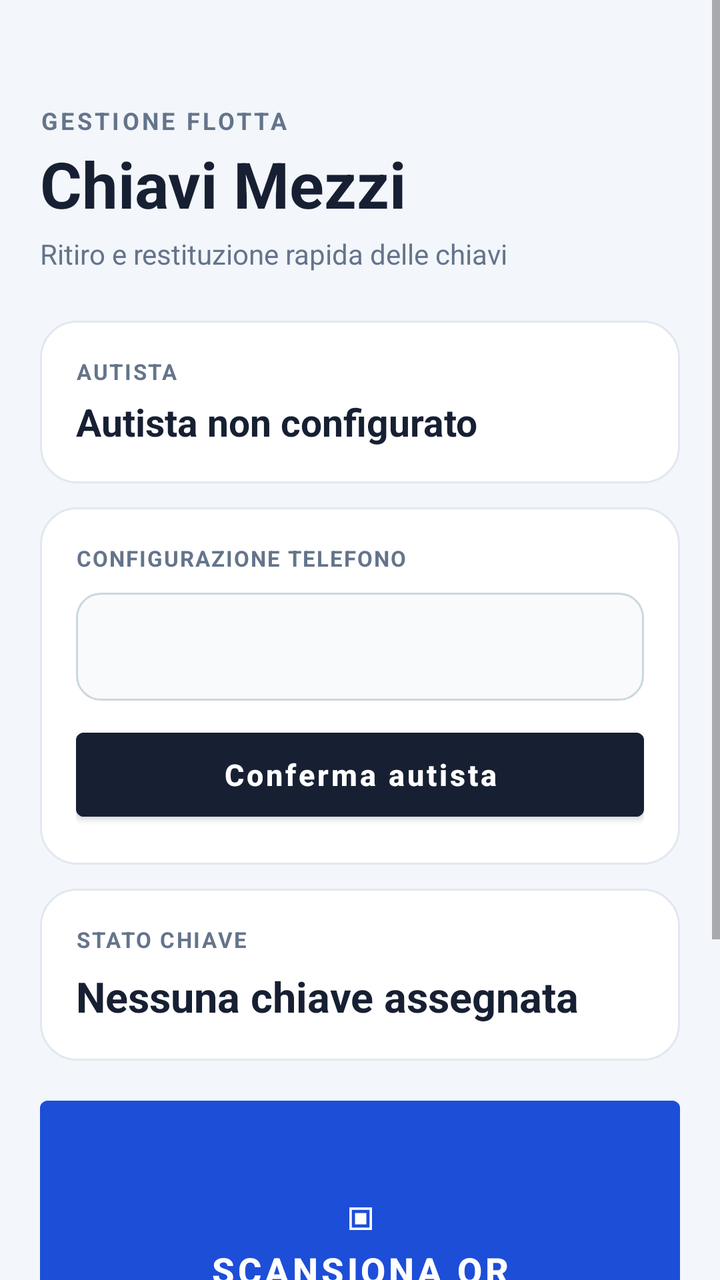
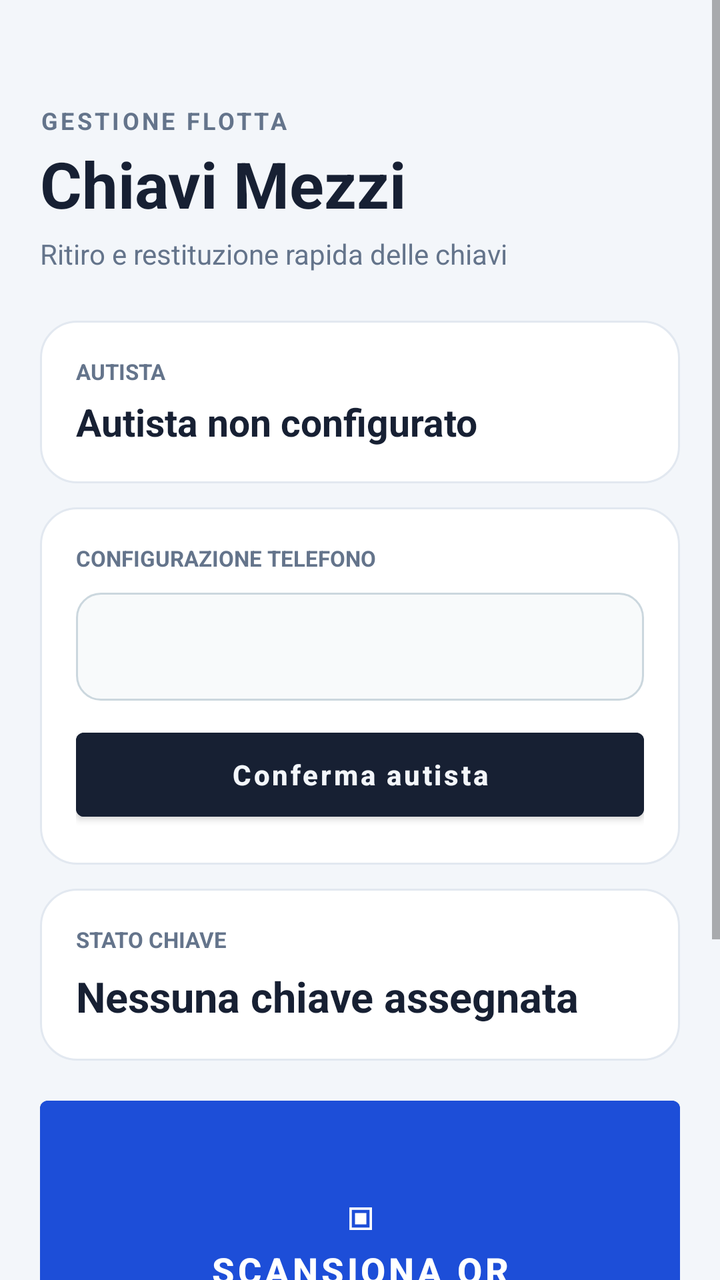

An Android layout rendered at two revisions. The XML below is the earlier revision; the diff shows what the commit changed to produce the second picture.
<!-- AndroidManifest.xml: application theme Theme.GestioneChiavi -->
<!-- res/layout/activity_main.xml -->
<ScrollView xmlns:android="http://schemas.android.com/apk/res/android"
    android:layout_width="match_parent"
    android:layout_height="match_parent"
    android:background="#F3F6FA"
    android:fillViewport="true"
    android:overScrollMode="never">

    <LinearLayout
        android:layout_width="match_parent"
        android:layout_height="wrap_content"
        android:orientation="vertical"
        android:paddingStart="20dp"
        android:paddingTop="52dp"
        android:paddingEnd="20dp"
        android:paddingBottom="28dp">

        <TextView android:layout_width="wrap_content" android:layout_height="wrap_content" android:text="GESTIONE FLOTTA" android:textColor="#64748B" android:textSize="12sp" android:textStyle="bold" android:letterSpacing="0.12" />
        <TextView android:layout_width="wrap_content" android:layout_height="wrap_content" android:layout_marginTop="2dp" android:text="Chiavi Mezzi" android:textColor="#172033" android:textSize="32sp" android:textStyle="bold" />
        <TextView android:layout_width="wrap_content" android:layout_height="wrap_content" android:layout_marginTop="4dp" android:text="Ritiro e restituzione rapida delle chiavi" android:textColor="#64748B" android:textSize="14sp" />

        <LinearLayout android:layout_width="match_parent" android:layout_height="wrap_content" android:layout_marginTop="24dp" android:background="@drawable/card_background" android:gravity="center_vertical" android:orientation="horizontal" android:padding="18dp">
            <LinearLayout android:layout_width="0dp" android:layout_height="wrap_content" android:layout_weight="1" android:orientation="vertical">
                <TextView android:layout_width="wrap_content" android:layout_height="wrap_content" android:text="AUTISTA" android:textColor="#64748B" android:textSize="11sp" android:textStyle="bold" android:letterSpacing="0.08" />
                <TextView android:id="@+id/driver" android:layout_width="match_parent" android:layout_height="wrap_content" android:layout_marginTop="5dp" android:text="Autista non configurato" android:textColor="#172033" android:textSize="19sp" android:textStyle="bold" />
            </LinearLayout>
        </LinearLayout>

        <LinearLayout android:layout_width="match_parent" android:layout_height="wrap_content" android:layout_marginTop="12dp" android:background="@drawable/card_background" android:orientation="vertical" android:padding="18dp">
            <TextView android:layout_width="wrap_content" android:layout_height="wrap_content" android:text="CONFIGURAZIONE TELEFONO" android:textColor="#64748B" android:textSize="11sp" android:textStyle="bold" android:letterSpacing="0.06" />
            <Spinner android:id="@+id/driverSpinner" android:layout_width="match_parent" android:layout_height="54dp" android:layout_marginTop="10dp" android:background="@drawable/input_background" android:paddingStart="14dp" android:paddingEnd="14dp" />
            <Button android:id="@+id/saveDriver" android:layout_width="match_parent" android:layout_height="54dp" android:layout_marginTop="10dp" android:backgroundTint="#172033" android:elevation="0dp" android:text="Conferma autista" android:textColor="#FFFFFF" android:textAllCaps="false" android:textSize="15sp" android:textStyle="bold" />
        </LinearLayout>

        <LinearLayout android:layout_width="match_parent" android:layout_height="wrap_content" android:layout_marginTop="12dp" android:background="@drawable/card_background" android:orientation="vertical" android:padding="18dp">
            <TextView android:layout_width="wrap_content" android:layout_height="wrap_content" android:text="STATO CHIAVE" android:textColor="#64748B" android:textSize="11sp" android:textStyle="bold" android:letterSpacing="0.08" />
            <TextView android:id="@+id/status" android:layout_width="match_parent" android:layout_height="wrap_content" android:layout_marginTop="7dp" android:text="Nessuna chiave assegnata" android:textColor="#172033" android:textSize="21sp" android:textStyle="bold" />
        </LinearLayout>

        <Button android:id="@+id/scan" android:layout_width="match_parent" android:layout_height="180dp" android:layout_marginTop="14dp" android:backgroundTint="#1D4ED8" android:elevation="2dp" android:gravity="center" android:lineSpacingExtra="5dp" android:text="▣\nSCANSIONA QR\nRitiro e restituzione chiave" android:textAllCaps="false" android:textColor="#FFFFFF" android:textSize="18sp" android:textStyle="bold" />
        <Button android:id="@+id/photo" android:layout_width="match_parent" android:layout_height="54dp" android:layout_marginTop="12dp" android:backgroundTint="#EFF6FF" android:elevation="0dp" android:text="Fotografa stato mezzo" android:textAllCaps="false" android:textColor="#1D4ED8" android:textStyle="bold" android:visibility="gone" />
        <TextView android:id="@+id/message" android:layout_width="match_parent" android:layout_height="wrap_content" android:layout_marginTop="14dp" android:background="@drawable/message_background" android:gravity="center" android:minHeight="42dp" android:padding="10dp" android:textColor="#172033" android:textSize="14sp" android:textStyle="bold" />
        <Button android:id="@+id/changeDriver" android:layout_width="match_parent" android:layout_height="50dp" android:layout_marginTop="14dp" android:backgroundTint="#E2E8F0" android:elevation="0dp" android:text="Area responsabile / Cambio autista" android:textAllCaps="false" android:textColor="#475569" android:textSize="14sp" android:textStyle="bold" />
    </LinearLayout>
</ScrollView>
<!-- resources referenced by this layout -->
<resources>
  <!-- drawable card_background (drawable) -->
  <shape xmlns:android="http://schemas.android.com/apk/res/android" android:shape="rectangle"><solid android:color="@color/surface"/><corners android:radius="18dp"/><stroke android:width="1dp" android:color="@color/border"/></shape>
  <!-- drawable input_background (drawable) -->
  <shape xmlns:android="http://schemas.android.com/apk/res/android" android:shape="rectangle">
      <solid android:color="@color/surface_input" />
      <corners android:radius="12dp" />
      <stroke android:width="1dp" android:color="@color/border_input" />
      <padding android:left="8dp" android:top="4dp" android:right="8dp" android:bottom="4dp" />
  </shape>
  <!-- drawable message_background (drawable) -->
  <shape xmlns:android="http://schemas.android.com/apk/res/android" android:shape="rectangle">
      <solid android:color="@color/surface_message" />
      <corners android:radius="12dp" />
      <stroke android:width="1dp" android:color="@color/border_message" />
  </shape>
  <style name="Theme.GestioneChiavi" parent="Theme.MaterialComponents.DayNight.NoActionBar"><item name="colorPrimary">@color/primary</item><item name="colorPrimaryVariant">@color/primary_dark</item></style>
  <color name="surface">#FFFFFF</color>
  <color name="border">#E2E8F0</color>
  <color name="surface_input">#F8FAFB</color>
  <color name="border_input">#CBD7DE</color>
  <color name="surface_message">#EAF2F6</color>
  <color name="border_message">#D5E2E9</color>
  <color name="primary">#1D4ED8</color>
  <color name="primary_dark">#173B57</color>
</resources>

<!-- the commit's change to res/layout/activity_main.xml (unified diff, before → after) -->
@@ -1,44 +1 @@
-<ScrollView xmlns:android="http://schemas.android.com/apk/res/android"
-    android:layout_width="match_parent"
-    android:layout_height="match_parent"
-    android:background="#F3F6FA"
-    android:fillViewport="true"
-    android:overScrollMode="never">
-
-    <LinearLayout
-        android:layout_width="match_parent"
-        android:layout_height="wrap_content"
-        android:orientation="vertical"
-        android:paddingStart="20dp"
-        android:paddingTop="52dp"
-        android:paddingEnd="20dp"
-        android:paddingBottom="28dp">
-
-        <TextView android:layout_width="wrap_content" android:layout_height="wrap_content" android:text="GESTIONE FLOTTA" android:textColor="#64748B" android:textSize="12sp" android:textStyle="bold" android:letterSpacing="0.12" />
-        <TextView android:layout_width="wrap_content" android:layout_height="wrap_content" android:layout_marginTop="2dp" android:text="Chiavi Mezzi" android:textColor="#172033" android:textSize="32sp" android:textStyle="bold" />
-        <TextView android:layout_width="wrap_content" android:layout_height="wrap_content" android:layout_marginTop="4dp" android:text="Ritiro e restituzione rapida delle chiavi" android:textColor="#64748B" android:textSize="14sp" />
-
-        <LinearLayout android:layout_width="match_parent" android:layout_height="wrap_content" android:layout_marginTop="24dp" android:background="@drawable/card_background" android:gravity="center_vertical" android:orientation="horizontal" android:padding="18dp">
-            <LinearLayout android:layout_width="0dp" android:layout_height="wrap_content" android:layout_weight="1" android:orientation="vertical">
-                <TextView android:layout_width="wrap_content" android:layout_height="wrap_content" android:text="AUTISTA" android:textColor="#64748B" android:textSize="11sp" android:textStyle="bold" android:letterSpacing="0.08" />
-                <TextView android:id="@+id/driver" android:layout_width="match_parent" android:layout_height="wrap_content" android:layout_marginTop="5dp" android:text="Autista non configurato" android:textColor="#172033" android:textSize="19sp" android:textStyle="bold" />
-            </LinearLayout>
-        </LinearLayout>
-
-        <LinearLayout android:layout_width="match_parent" android:layout_height="wrap_content" android:layout_marginTop="12dp" android:background="@drawable/card_background" android:orientation="vertical" android:padding="18dp">
-            <TextView android:layout_width="wrap_content" android:layout_height="wrap_content" android:text="CONFIGURAZIONE TELEFONO" android:textColor="#64748B" android:textSize="11sp" android:textStyle="bold" android:letterSpacing="0.06" />
-            <Spinner android:id="@+id/driverSpinner" android:layout_width="match_parent" android:layout_height="54dp" android:layout_marginTop="10dp" android:background="@drawable/input_background" android:paddingStart="14dp" android:paddingEnd="14dp" />
-            <Button android:id="@+id/saveDriver" android:layout_width="match_parent" android:layout_height="54dp" android:layout_marginTop="10dp" android:backgroundTint="#172033" android:elevation="0dp" android:text="Conferma autista" android:textColor="#FFFFFF" android:textAllCaps="false" android:textSize="15sp" android:textStyle="bold" />
-        </LinearLayout>
-
-        <LinearLayout android:layout_width="match_parent" android:layout_height="wrap_content" android:layout_marginTop="12dp" android:background="@drawable/card_background" android:orientation="vertical" android:padding="18dp">
-            <TextView android:layout_width="wrap_content" android:layout_height="wrap_content" android:text="STATO CHIAVE" android:textColor="#64748B" android:textSize="11sp" android:textStyle="bold" android:letterSpacing="0.08" />
-            <TextView android:id="@+id/status" android:layout_width="match_parent" android:layout_height="wrap_content" android:layout_marginTop="7dp" android:text="Nessuna chiave assegnata" android:textColor="#172033" android:textSize="21sp" android:textStyle="bold" />
-        </LinearLayout>
-
-        <Button android:id="@+id/scan" android:layout_width="match_parent" android:layout_height="180dp" android:layout_marginTop="14dp" android:backgroundTint="#1D4ED8" android:elevation="2dp" android:gravity="center" android:lineSpacingExtra="5dp" android:text="▣\nSCANSIONA QR\nRitiro e restituzione chiave" android:textAllCaps="false" android:textColor="#FFFFFF" android:textSize="18sp" android:textStyle="bold" />
-        <Button android:id="@+id/photo" android:layout_width="match_parent" android:layout_height="54dp" android:layout_marginTop="12dp" android:backgroundTint="#EFF6FF" android:elevation="0dp" android:text="Fotografa stato mezzo" android:textAllCaps="false" android:textColor="#1D4ED8" android:textStyle="bold" android:visibility="gone" />
-        <TextView android:id="@+id/message" android:layout_width="match_parent" android:layout_height="wrap_content" android:layout_marginTop="14dp" android:background="@drawable/message_background" android:gravity="center" android:minHeight="42dp" android:padding="10dp" android:textColor="#172033" android:textSize="14sp" android:textStyle="bold" />
-        <Button android:id="@+id/changeDriver" android:layout_width="match_parent" android:layout_height="50dp" android:layout_marginTop="14dp" android:backgroundTint="#E2E8F0" android:elevation="0dp" android:text="Area responsabile / Cambio autista" android:textAllCaps="false" android:textColor="#475569" android:textSize="14sp" android:textStyle="bold" />
-    </LinearLayout>
-</ScrollView>
+<ScrollView xmlns:android="http://schemas.android.com/apk/res/android" android:layout_width="match_parent" android:layout_height="match_parent" android:background="@color/app_background" android:fillViewport="true" android:overScrollMode="never"><LinearLayout android:layout_width="match_parent" android:layout_height="wrap_content" android:orientation="vertical" android:paddingStart="20dp" android:paddingTop="52dp" android:paddingEnd="20dp" android:paddingBottom="28dp"><TextView android:layout_width="wrap_content" android:layout_height="wrap_content" android:text="GESTIONE FLOTTA" android:textColor="@color/text_secondary" android:textSize="12sp" android:textStyle="bold" android:letterSpacing="0.12"/><TextView android:layout_width="wrap_content" android:layout_height="wrap_content" android:layout_marginTop="2dp" android:text="Chiavi Mezzi" android:textColor="@color/text_primary" android:textSize="32sp" android:textStyle="bold"/><TextView android:layout_width="wrap_content" android:layout_height="wrap_content" android:layout_marginTop="4dp" android:text="Ritiro e restituzione rapida delle chiavi" android:textColor="@color/text_secondary" android:textSize="14sp"/><LinearLayout android:layout_width="match_parent" android:layout_height="wrap_content" android:layout_marginTop="24dp" android:background="@drawable/card_background" android:gravity="center_vertical" android:orientation="horizontal" android:padding="18dp"><LinearLayout android:layout_width="0dp" android:layout_height="wrap_content" android:layout_weight="1" android:orientation="vertical"><TextView android:layout_width="wrap_content" android:layout_height="wrap_content" android:text="AUTISTA" android:textColor="@color/text_secondary" android:textSize="11sp" android:textStyle="bold"/><TextView android:id="@+id/driver" android:layout_width="match_parent" android:layout_height="wrap_content" android:layout_marginTop="5dp" android:text="Autista non configurato" android:textColor="@color/text_primary" android:textSize="19sp" android:textStyle="bold"/></LinearLayout></LinearLayout><LinearLayout android:layout_width="match_parent" android:layout_height="wrap_content" android:layout_marginTop="12dp" android:background="@drawable/card_background" android:orientation="vertical" android:padding="18dp"><TextView android:layout_width="wrap_content" android:layout_height="wrap_content" android:text="CONFIGURAZIONE TELEFONO" android:textColor="@color/text_secondary" android:textSize="11sp" android:textStyle="bold"/><Spinner android:id="@+id/driverSpinner" android:layout_width="match_parent" android:layout_height="54dp" android:layout_marginTop="10dp" android:background="@drawable/input_background" android:paddingStart="14dp" android:paddingEnd="14dp"/><Button android:id="@+id/saveDriver" android:layout_width="match_parent" android:layout_height="54dp" android:layout_marginTop="10dp" android:backgroundTint="@color/text_primary" android:text="Conferma autista" android:textColor="@color/app_background" android:textAllCaps="false" android:textStyle="bold"/></LinearLayout><LinearLayout android:layout_width="match_parent" android:layout_height="wrap_content" android:layout_marginTop="12dp" android:background="@drawable/card_background" android:orientation="vertical" android:padding="18dp"><TextView android:layout_width="wrap_content" android:layout_height="wrap_content" android:text="STATO CHIAVE" android:textColor="@color/text_secondary" android:textSize="11sp" android:textStyle="bold"/><TextView android:id="@+id/status" android:layout_width="match_parent" android:layout_height="wrap_content" android:layout_marginTop="7dp" android:text="Nessuna chiave assegnata" android:textColor="@color/text_primary" android:textSize="21sp" android:textStyle="bold"/></LinearLayout><Button android:id="@+id/scan" android:layout_width="match_parent" android:layout_height="180dp" android:layout_marginTop="14dp" android:backgroundTint="@color/primary" android:gravity="center" android:lineSpacingExtra="5dp" android:text="▣\nSCANSIONA QR\nRitiro e restituzione chiave" android:textAllCaps="false" android:textColor="#FFFFFF" android:textSize="18sp" android:textStyle="bold"/><Button android:id="@+id/photo" android:layout_width="match_parent" android:layout_height="54dp" android:layout_marginTop="12dp" android:backgroundTint="@color/photo_button" android:text="Fotografa stato mezzo" android:textAllCaps="false" android:textColor="@color/primary" android:textStyle="bold" android:visibility="gone"/><TextView android:id="@+id/message" android:layout_width="match_parent" android:layout_height="wrap_content" android:layout_marginTop="14dp" android:background="@drawable/message_background" android:gravity="center" android:minHeight="42dp" android:padding="10dp" android:textColor="@color/text_primary" android:textSize="14sp" android:textStyle="bold"/><Button android:id="@+id/changeDriver" android:layout_width="match_parent" android:layout_height="50dp" android:layout_marginTop="14dp" android:backgroundTint="@color/secondary_button" android:text="Area responsabile / Cambio autista" android:textAllCaps="false" android:textColor="@color/text_primary" android:textStyle="bold"/></LinearLayout></ScrollView>
<!-- resource entries referenced after the edit -->
@@ -1,5 +1,7 @@
 <!-- resources referenced by this layout -->
 <resources>
+  <color name="app_background">#F3F6FA</color>
+  <color name="photo_button">#EFF6FF</color>
   <!-- drawable card_background (drawable) -->
   <shape xmlns:android="http://schemas.android.com/apk/res/android" android:shape="rectangle"><solid android:color="@color/surface"/><corners android:radius="18dp"/><stroke android:width="1dp" android:color="@color/border"/></shape>
   <!-- drawable input_background (drawable) -->
@@ -23,6 +25,9 @@
   <color name="surface_message">#EAF2F6</color>
   <color name="border_message">#D5E2E9</color>
   <color name="primary">#1D4ED8</color>
+  <color name="secondary_button">#E2E8F0</color>
+  <color name="text_primary">#172033</color>
+  <color name="text_secondary">#64748B</color>
   <color name="primary_dark">#173B57</color>
 </resources>
 
